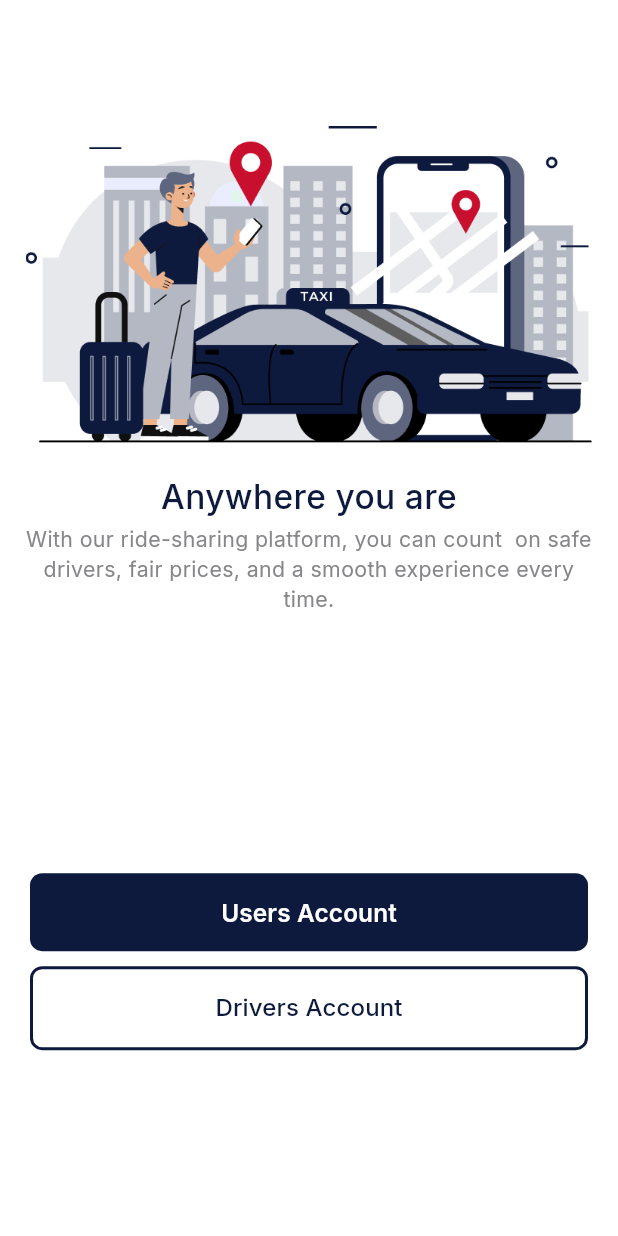
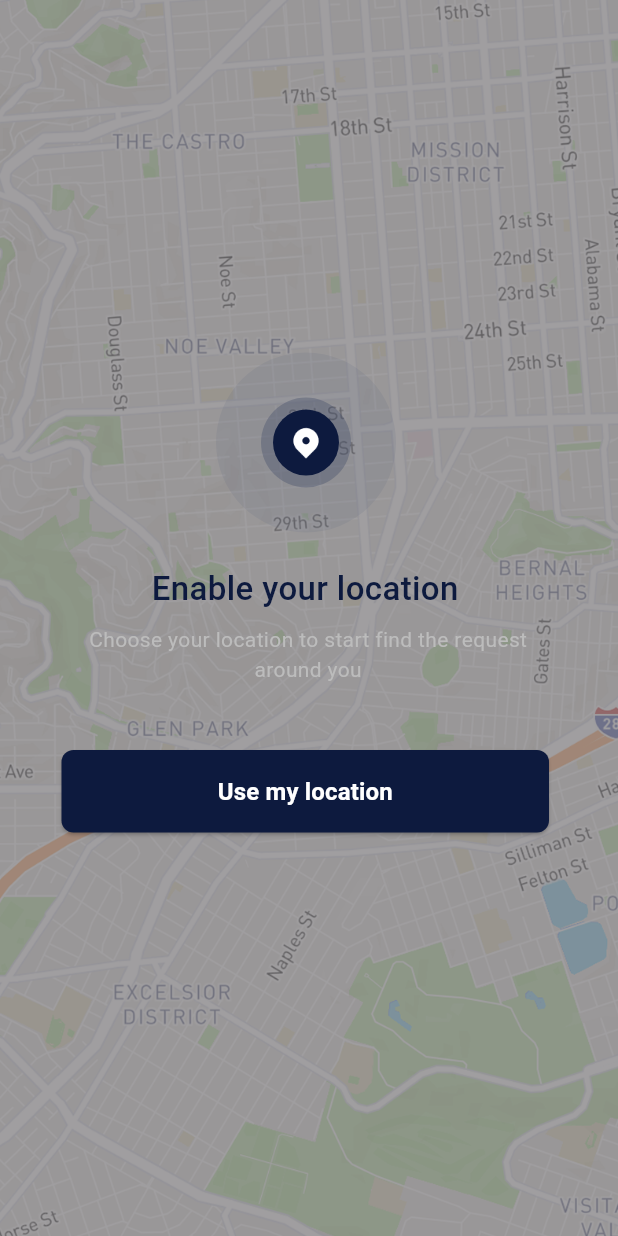
Before and after one commit to MASUDALAM234970/rolling, a Flutter app: the Onboardingview screen opened by its route, after a tap on "Users Account", on a phone screen of 412 x 824 dp. Run offline on Flutter 3.47's test engine with Material 3 defaults, Android fonts, the phone set to English and light mode, and no system bars; our stand-ins replace flutter_screenutil, geolocator, get, google_fonts, permission_handler.

Commit message:
Check location done

```diff
--- a/lib/app/Routes/app_routes.dart
+++ b/lib/app/Routes/app_routes.dart
@@ -6,6 +6,8 @@ abstract class Routes {
 
   static const SPLASHSCREEN = _Paths.SPLASHSCREEN;
   static const ONBOARDINGSCREEN = _Paths.ONBOARDINGSCREEN;
+  static const LOCATIONSCREEN = _Paths.LOCATIONSCREEN;
+
   // static const NAVBARSCREEN = _Paths.NAVBARSCREEN;
   // static const LOGINSCREEN = _Paths.LOGINSCREEN;
   // static const SIGNUPSCREEN = _Paths.SIGNUPSCREEN;
@@ -25,6 +27,7 @@ abstract class _Paths {
 
   static const SPLASHSCREEN = '/splash-screen';
   static const ONBOARDINGSCREEN = '/onboarding-screen';
+  static const LOCATIONSCREEN = '/location-screen';
   //
   // static const NAVBARSCREEN = '/navbar-screen';
   // static const LOGINSCREEN = '/login-screen';
@@ -38,5 +41,4 @@ abstract class _Paths {
   // static const ADDReviewsViewSCREEN = '/add_review-screen';
   // static const ACCOUNTINFO = '/account-screen';
   // static const CARDSCREEN = '/card-screen';
-
 }
--- /dev/null
+++ b/lib/app/modules/auth/controllers/Location_Controller.dart
@@ -0,0 +1,50 @@
+// lib/controllers/location_controller.dart
+import 'package:get/get.dart';
+import 'package:permission_handler/permission_handler.dart';
+import 'package:geolocator/geolocator.dart';
+import 'package:rolling/app/Routes/app_pages.dart';
+
+class LocationController extends GetxController {
+  final RxBool isLoading = false.obs;
+
+  Future<void> requestLocationPermission() async {
+    isLoading(true);
+
+    // 1. Check if location service is enabled
+    bool serviceEnabled = await Geolocator.isLocationServiceEnabled();
+    if (!serviceEnabled) {
+      await Geolocator.openLocationSettings();
+      isLoading(false);
+      return;
+    }
+
+    // 2. Check permission
+    var status = await Permission.locationWhenInUse.status;
+
+    if (status.isDenied) {
+      status = await Permission.locationWhenInUse.request();
+    }
+
+    if (status.isPermanentlyDenied) {
+      await openAppSettings();
+      isLoading(false);
+      return;
+    }
+
+    if (status.isGranted) {
+      try {
+        Position position = await Geolocator.getCurrentPosition(
+          desiredAccuracy: LocationAccuracy.high,
+        );
+        print("Location: ${position.latitude}, ${position.longitude}");
+
+        // Navigate to next screen
+        Get.offNamed(Routes.SPLASHSCREEN); // Replace with your route
+      } catch (e) {
+        Get.snackbar("Error", "Failed to get location");
+      }
+    }
+
+    isLoading(false);
+  }
+}
--- /dev/null
+++ b/lib/app/modules/auth/views/Location_views.dart
@@ -0,0 +1,126 @@
+// lib/views/location_permission_screen.dart
+import 'package:flutter/material.dart';
+import 'package:get/get.dart';
+import 'dart:ui';
+import '../controllers/location_controller.dart';
+
+class LocationPermissionScreen extends StatelessWidget {
+  const LocationPermissionScreen({super.key});
+
+  @override
+  Widget build(BuildContext context) {
+    // Inject controller (only once)
+    final controller = Get.put(LocationController());
+
+    return Scaffold(
+      body: Stack(
+        children: [
+          // Background map
+          Image.asset(
+            'assets/auth/map.png',
+            width: double.infinity,
+            height: double.infinity,
+            fit: BoxFit.cover,
+          ),
+
+          // Blur + tint
+          Positioned.fill(
+            child: BackdropFilter(
+              filter:  ImageFilter.blur(sigmaX: 0.0, sigmaY: 0.0),
+              child: Container(color: const Color(0x80414141)),
+            ),
+          ),
+
+          // Icon circle
+          Positioned(
+            left: 136,
+            right: 140,
+            top: 235,
+            child: CircleAvatar(
+              radius: 60,
+              backgroundColor: const Color(0x265d667e),
+              child: CircleAvatar(
+                radius: 30,
+                backgroundColor: const Color(0x593d4865),
+                child: Padding(
+                  padding: const EdgeInsets.all(8.0),
+                  child: Container(
+                    width: 60,
+                    height: 60,
+                    decoration: const BoxDecoration(
+                      color: Color(0xff0D1A3E),
+                      shape: BoxShape.circle,
+                    ),
+                    child: Padding(
+                      padding: const EdgeInsets.all(10.0),
+                      child: Image.asset("assets/auth/LocationMarker.png",width: 24,height: 24,),
+                    ),
+                  ),
+                ),
+              ),
+            ),
+          ),
+
+          // Title
+          Positioned(
+            left: 60,
+            right: 65,
+            top: 377,
+            child: const Text(
+              "Enable your location",
+              style: TextStyle(
+                color: Color(0xff0D1A3E),
+                fontSize: 22,
+                fontWeight: FontWeight.w500,
+              ),
+              textAlign: TextAlign.center,
+            ),
+          ),
+
+          // Subtitle
+          Positioned(
+            left: 56,
+            right: 57,
+            top: 416,
+            child: const Text(
+              "Choose your location to start find the request around you",
+              style: TextStyle(
+                color: Color(0xffBCBCBC),
+                fontSize: 14,
+                fontWeight: FontWeight.w400,
+              ),
+              textAlign: TextAlign.center,
+            ),
+          ),
+
+          // Button with loading state
+          Positioned(
+            top: 500,
+            left: 41,
+            right: 46,
+            child: Obx(() => SizedBox(
+              height: 55,
+              child: ElevatedButton(
+                onPressed: controller.isLoading.value ? null : controller.requestLocationPermission,
+                style: ElevatedButton.styleFrom(
+                  backgroundColor: const Color(0xFF0D1A3E),
+                  shape: RoundedRectangleBorder(borderRadius: BorderRadius.circular(8)),
+                ),
+                child: controller.isLoading.value
+                    ? const SizedBox(
+                  height: 20,
+                  width: 20,
+                  child: CircularProgressIndicator(color: Colors.white, strokeWidth: 2),
+                )
+                    : const Text(
+                  "Use my location",
+                  style: TextStyle(fontSize: 16, fontWeight: FontWeight.w600, color: Colors.white),
+                ),
+              ),
+            )),
+          ),
+        ],
+      ),
+    );
+  }
+}
--- a/pubspec.yaml
+++ b/pubspec.yaml
@@ -20,6 +20,8 @@ dependencies:
   latlong2: any
   flutter_screenutil: any
   google_fonts: any
+  permission_handler: ^12.0.1
+  geolocator: ^13.0.1
 
 
   # The following adds the Cupertino Icons font to your application.
@@ -50,3 +52,5 @@ flutter:
   assets:
      - assets/splash/car.png
      - assets/splash/
+     - assets/auth/map.png
+     - assets/auth/
```
Also changed, not shown: lib/app/Routes/app_pages.dart (+12 -7 lines), lib/app/modules/auth/bindings/location_bindings.dart (added, +12 -0 lines), lib/app/modules/splash/controllers/onboarding_view_controller.dart (+26 -16 lines), lib/app/modules/splash/views/OnboardingView.dart (+5 -3 lines), assets/auth/LocationMarker.png (added), assets/auth/map.png (added), pubspec.lock, 5 other files.
